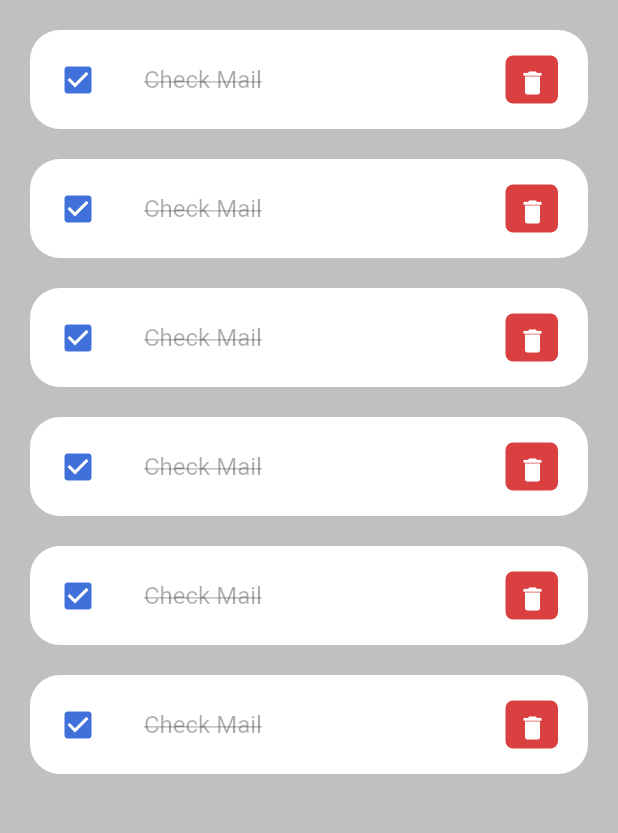
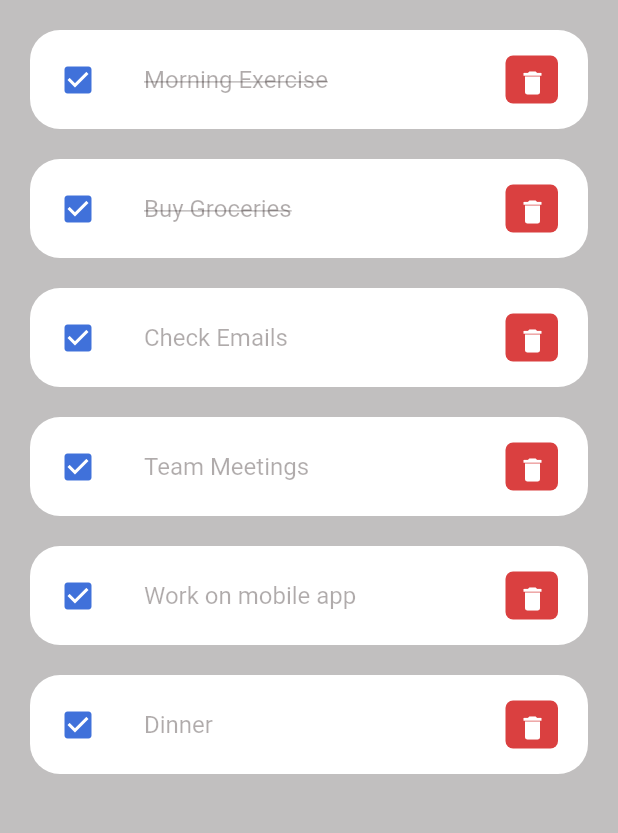
Before and after one commit to kirtijangid/To-Do_app, a Flutter app: the screen it shows after launch, on a phone screen of 412 x 824 dp, the part 306-1139 px from its top. Run offline on Flutter 3.47's test engine with Material 2 defaults, Android fonts, the phone set to English and light mode, and no system bars.

Commit message:
changing the text decoration

```diff
--- a/lib/screens/home.dart
+++ b/lib/screens/home.dart
@@ -4,7 +4,7 @@ import 'package:todo_app/model/todo.dart';
 import 'package:todo_app/widgets/todo_item.dart';
 
 class Home extends StatelessWidget {
-  Home({Key? key}) : super(key: key);
+   Home({Key? key}) : super(key: key);
 
   final todosList = ToDo.todoList();
 
@@ -36,7 +36,7 @@ class Home extends StatelessWidget {
                   ),
 
                   for( ToDo todo in todosList)
-                  ToDoItem(),
+                  ToDoItem(todo: todo,),
                 ],
               ),
             ),
--- a/lib/widgets/todo_item.dart
+++ b/lib/widgets/todo_item.dart
@@ -1,8 +1,10 @@
 import 'package:flutter/material.dart';
 import 'package:todo_app/constants/colors.dart';
+import 'package:todo_app/model/todo.dart';
 
 class ToDoItem extends StatelessWidget {
-  const ToDoItem({super.key});
+  final ToDo todo;
+  const ToDoItem({Key? key, required this.todo}) : super(key:key);
 
   @override
   Widget build(BuildContext context) {
@@ -22,11 +24,11 @@ class ToDoItem extends StatelessWidget {
           color: tdBlue,
         ),
         title: Text(
-          'Check Mail',
+          todo.todoText!,
           style: TextStyle(
             fontSize: 16,
             color: tdBlack,
-            decoration: TextDecoration.lineThrough,
+            decoration: todo.isDone? TextDecoration.lineThrough:null,
           ),
         ),
         trailing: Container(
```
